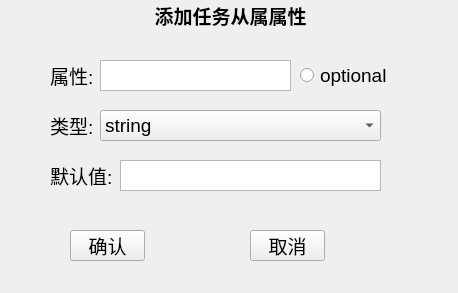
First picture: the form in SmartLabel/attribute_dialog.ui, repository yuqj1991/annoLabel, before the edit.
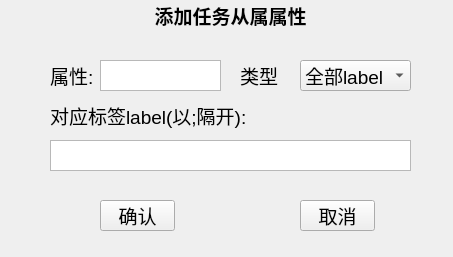
Second picture: the form after the edit.

```diff
--- a/SmartLabel/attribute_dialog.ui
+++ b/SmartLabel/attribute_dialog.ui
@@ -6,8 +6,8 @@
    <rect>
     <x>0</x>
     <y>0</y>
-    <width>458</width>
-    <height>293</height>
+    <width>453</width>
+    <height>257</height>
    </rect>
   </property>
   <property name="font">
@@ -36,36 +36,23 @@
     <string>属性:</string>
    </property>
   </widget>
-  <widget class="QLabel" name="label_2">
-   <property name="geometry">
-    <rect>
-     <x>50</x>
-     <y>110</y>
-     <width>53</width>
-     <height>31</height>
-    </rect>
-   </property>
-   <property name="font">
-    <font>
-     <pointsize>14</pointsize>
-    </font>
-   </property>
-   <property name="text">
-    <string>类型:</string>
-   </property>
-  </widget>
   <widget class="QComboBox" name="attri_type">
    <property name="geometry">
     <rect>
-     <x>100</x>
-     <y>110</y>
-     <width>281</width>
+     <x>300</x>
+     <y>60</y>
+     <width>111</width>
      <height>31</height>
     </rect>
    </property>
    <item>
     <property name="text">
-     <string>string</string>
+     <string>全部label</string>
+    </property>
+   </item>
+   <item>
+    <property name="text">
+     <string>部分label</string>
     </property>
    </item>
   </widget>
@@ -73,8 +60,8 @@
    <property name="geometry">
     <rect>
      <x>50</x>
-     <y>160</y>
-     <width>71</width>
+     <y>100</y>
+     <width>201</width>
      <height>31</height>
     </rect>
    </property>
@@ -84,7 +71,7 @@
     </font>
    </property>
    <property name="text">
-    <string>默认值:</string>
+    <string>对应标签label(以;隔开):</string>
    </property>
   </widget>
   <widget class="QLabel" name="title_label">
@@ -115,8 +102,8 @@
   <widget class="QPushButton" name="confirm_Button">
    <property name="geometry">
     <rect>
-     <x>70</x>
-     <y>230</y>
+     <x>100</x>
+     <y>200</y>
      <width>75</width>
      <height>31</height>
     </rect>
@@ -131,8 +118,8 @@
   <widget class="QPushButton" name="cancel_Button">
    <property name="geometry">
     <rect>
-     <x>250</x>
-     <y>230</y>
+     <x>300</x>
+     <y>200</y>
      <width>75</width>
      <height>31</height>
     </rect>
@@ -144,33 +131,12 @@
     <bool>false</bool>
    </property>
   </widget>
-  <widget class="QRadioButton" name="optional_Button">
-   <property name="geometry">
-    <rect>
-     <x>300</x>
-     <y>60</y>
-     <width>121</width>
-     <height>31</height>
-    </rect>
-   </property>
-   <property name="font">
-    <font>
-     <pointsize>14</pointsize>
-    </font>
-   </property>
-   <property name="text">
-    <string>optional</string>
-   </property>
-   <property name="checkable">
-    <bool>true</bool>
-   </property>
-  </widget>
   <widget class="QTextEdit" name="attribute_text">
    <property name="geometry">
     <rect>
      <x>100</x>
      <y>60</y>
-     <width>191</width>
+     <width>121</width>
      <height>31</height>
     </rect>
    </property>
@@ -190,9 +156,9 @@
   <widget class="QTextEdit" name="attribute_default_value">
    <property name="geometry">
     <rect>
-     <x>120</x>
-     <y>160</y>
-     <width>261</width>
+     <x>50</x>
+     <y>140</y>
+     <width>361</width>
      <height>31</height>
     </rect>
    </property>
@@ -209,6 +175,24 @@
     <enum>Qt::ScrollBarAlwaysOff</enum>
    </property>
   </widget>
+  <widget class="QLabel" name="label_4">
+   <property name="geometry">
+    <rect>
+     <x>240</x>
+     <y>60</y>
+     <width>51</width>
+     <height>31</height>
+    </rect>
+   </property>
+   <property name="font">
+    <font>
+     <pointsize>14</pointsize>
+    </font>
+   </property>
+   <property name="text">
+    <string>类型</string>
+   </property>
+  </widget>
  </widget>
  <resources/>
  <connections/>
```
